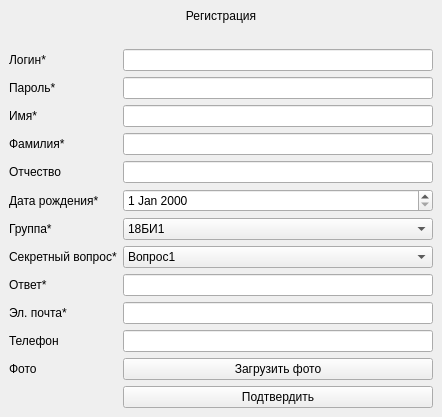
Old version of the form interface/Windows/registration.ui in the repository JuliaZimina/Intellectual-testing-system.
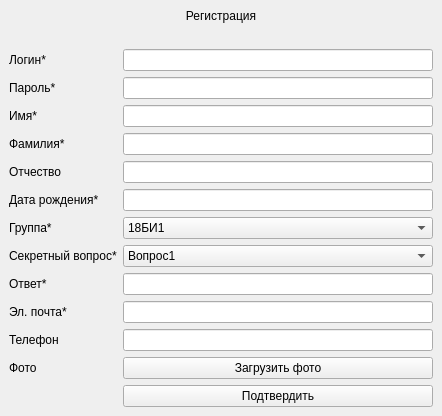
New version of the form.

The edit to the form file:
```diff
--- a/interface/Windows/registration.ui
+++ b/interface/Windows/registration.ui
@@ -82,9 +82,6 @@
       </property>
      </widget>
     </item>
-    <item row="8" column="1">
-     <widget class="QDateEdit" name="dateOfBirth"/>
-    </item>
     <item row="9" column="0">
      <widget class="QLabel" name="label_9">
       <property name="text">
@@ -196,6 +193,9 @@
       </property>
      </widget>
     </item>
+    <item row="8" column="1">
+     <widget class="QLineEdit" name="dateOfBirth"/>
+    </item>
    </layout>
   </widget>
  </widget>
```
